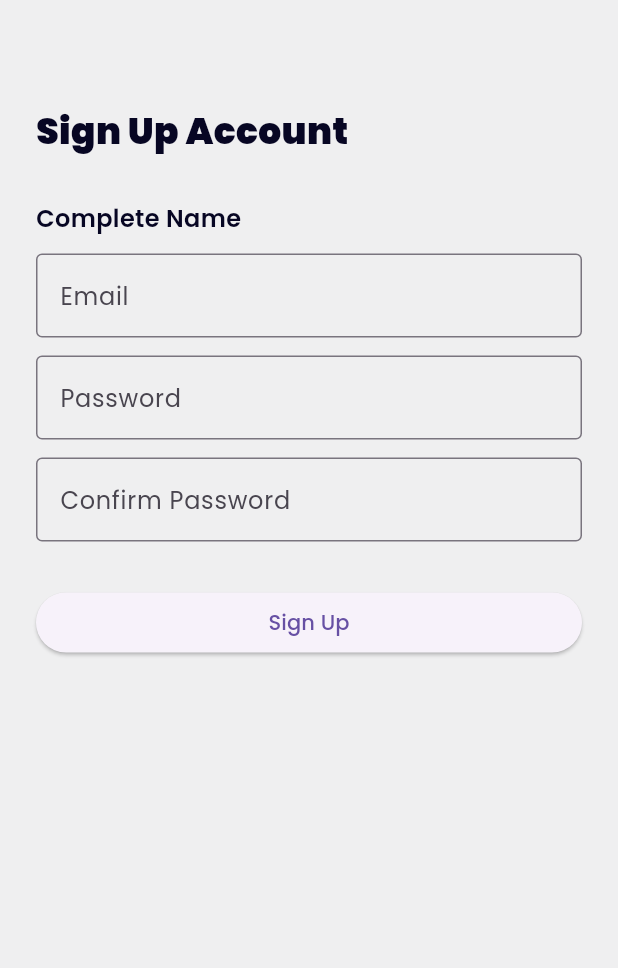
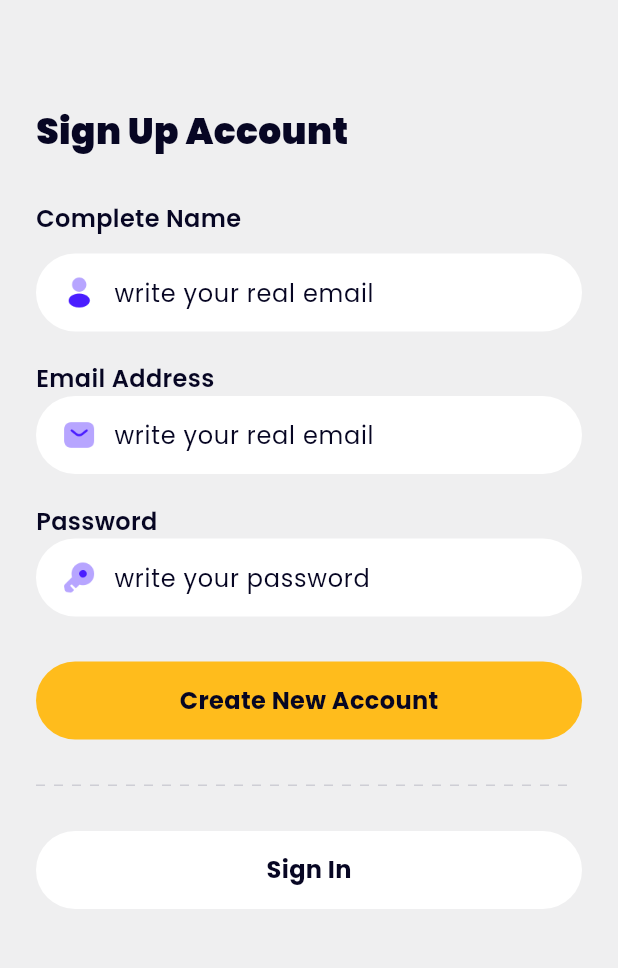
Before and after one commit to MuhamadZafarSyah/Flutter-Motobike, a Flutter app: the SignUpPage screen opened by its route, on a phone screen of 412 x 824 dp, the part 207-1175 px from its top. Run offline on Flutter 3.47's test engine with Material 3 defaults, Android fonts, the phone set to English and light mode, and no system bars; drawn by our look-alikes of dotted_line; our stand-ins replace cloud_firestore, firebase_auth, firebase_core, gap, google_fonts; missing offline and left inert: cloudinary_flutter, cloudinary_url_gen, d_session; accounts and stored records are empty.

Commit message:
Add sign-up page with input fields and buttons

```diff
--- a/lib/pages/sign_up_page.dart
+++ b/lib/pages/sign_up_page.dart
@@ -1,5 +1,9 @@
+import 'package:dotted_line/dotted_line.dart';
 import 'package:flutter/material.dart';
 import 'package:gap/gap.dart';
+import 'package:main/widgets/button_primary.dart';
+import 'package:main/widgets/button_secondary.dart';
+import 'package:main/widgets/input.dart';
 
 class SignUpPage extends StatefulWidget {
   const SignUpPage({super.key});
@@ -9,6 +13,10 @@ class SignUpPage extends StatefulWidget {
 }
 
 class _SignUpPageState extends State<SignUpPage> {
+  final edtName = TextEditingController();
+  final edtEmail = TextEditingController();
+  final edtPassword = TextEditingController();
+
   @override
   Widget build(BuildContext context) {
     return Scaffold(
@@ -36,35 +44,61 @@ class _SignUpPageState extends State<SignUpPage> {
             ),
           ),
           const Gap(12),
-          TextField(
-            decoration: InputDecoration(
-              labelText: 'Email',
-              border: OutlineInputBorder(),
+          Input(
+            hint: 'write your real email',
+            editingController: edtName,
+            icon: 'assets/ic_profile.png',
+          ),
+          const Gap(20),
+          Text(
+            'Email Address',
+            style: TextStyle(
+              fontSize: 16,
+              fontWeight: FontWeight.w600,
+              color: Color(0xff070623),
             ),
           ),
-          const Gap(12),
-          TextField(
-            decoration: InputDecoration(
-              labelText: 'Password',
-              border: OutlineInputBorder(),
+          Input(
+            hint: 'write your real email',
+            editingController: edtEmail,
+            icon: 'assets/ic_email.png',
+          ),
+          const Gap(20),
+          Text(
+            'Password',
+            style: TextStyle(
+              fontSize: 16,
+              fontWeight: FontWeight.w600,
+              color: Color(0xff070623),
             ),
-            obscureText: true,
           ),
-          const Gap(12),
-          TextField(
-            decoration: InputDecoration(
-              labelText: 'Confirm Password',
-              border: OutlineInputBorder(),
-            ),
-            obscureText: true,
+          Input(
+            hint: 'write your password',
+            editingController: edtPassword,
+            icon: 'assets/ic_key.png',
+            obscure: true,
           ),
           const Gap(30),
-          ElevatedButton(
-            onPressed: () {
-              // Handle sign up
+          ButtonPrimary(
+            text: "Create New Account",
+            onTap: () {
+              Navigator.pushReplacementNamed(context, '/signup');
             },
-            child: Text('Sign Up'),
           ),
+          const Gap(30),
+          const DottedLine(
+            dashLength: 6,
+            dashGapLength: 6,
+            dashColor: Color(0xffCECED5),
+          ),
+          const Gap(30),
+          ButtonSecondary(
+            text: "Sign In",
+            onTap: () {
+              Navigator.pushReplacementNamed(context, '/signin');
+            },
+          ),
+          const Gap(50),
         ],
       ),
     );
--- /dev/null
+++ b/lib/widgets/button_secondary.dart
@@ -0,0 +1,34 @@
+import 'package:flutter/material.dart';
+
+class ButtonSecondary extends StatelessWidget {
+  const ButtonSecondary({super.key, required this.text, required this.onTap});
+  final String text;
+  final VoidCallback onTap;
+
+  @override
+  Widget build(BuildContext context) {
+    return Material(
+      color: Color(0xffFFFFFF),
+      borderRadius: BorderRadius.circular(50),
+      child: InkWell(
+        onTap: onTap,
+
+        // NOTE: Direkomendasikan menggunakan SizedBox dari flutter karna properties nya tidak banyak
+        child: SizedBox(
+          width: double.infinity,
+          height: 52,
+          child: Center(
+            child: Text(
+              text,
+              style: TextStyle(
+                fontSize: 16,
+                fontWeight: FontWeight.w700,
+                color: const Color(0xff070623),
+              ),
+            ),
+          ),
+        ),
+      ),
+    );
+  }
+}
--- a/lib/widgets/input.dart
+++ b/lib/widgets/input.dart
@@ -30,7 +30,57 @@ class Input extends StatelessWidget {
   Widget build(BuildContext context) {
     return GestureDetector(
       onTap: onTapBox,
-      child: TextField(controller: editingController),
+
+      child: TextField(
+        controller: editingController,
+
+        // JIKA ADA ICON MAKA TAMBAHKAN
+        style: const TextStyle(
+          fontSize: 16,
+          fontWeight: FontWeight.w600,
+          color: Color(0xff070623),
+        ),
+
+        obscureText: obscure ?? false,
+        decoration: InputDecoration(
+          enabled: enable,
+          hintText: hint,
+          hintStyle: const TextStyle(
+            fontSize: 16,
+            fontWeight: FontWeight.w400,
+            color: Color(0xff070623),
+          ),
+          // prefixIcon: icon != null
+          //     ? Padding(
+          //         padding: const EdgeInsets.all(12.0),
+          //         child: Image.asset(icon!),
+          //       )
+          //     : null,
+          // border: OutlineInputBorder(borderRadius: BorderRadius.circular(50)),
+          fillColor: const Color(0xffFFFFFF),
+          filled: true,
+          border: OutlineInputBorder(
+            borderRadius: BorderRadius.circular(50),
+            borderSide: BorderSide.none,
+          ),
+          focusedBorder: OutlineInputBorder(
+            borderRadius: BorderRadius.circular(50),
+            borderSide: const BorderSide(width: 2, color: Color(0xff4A1DFF)),
+          ),
+          contentPadding: const EdgeInsets.symmetric(
+            vertical: 14,
+            horizontal: 16,
+          ),
+          isDense: true,
+
+          // TIPS: gunakan UnconstrainedBox tidak terpengaruhi oleh box pembungkusnya, sehingga dia mengikuti width dan size dari image nya
+          prefixIcon: UnconstrainedBox(
+            alignment: const Alignment(0.4, 0),
+            child: Image.asset(icon!, width: 24, height: 24),
+          ),
+          // TIPS: isDense ini sama aja kaya reset padding
+        ),
+      ),
     );
   }
 }
```
